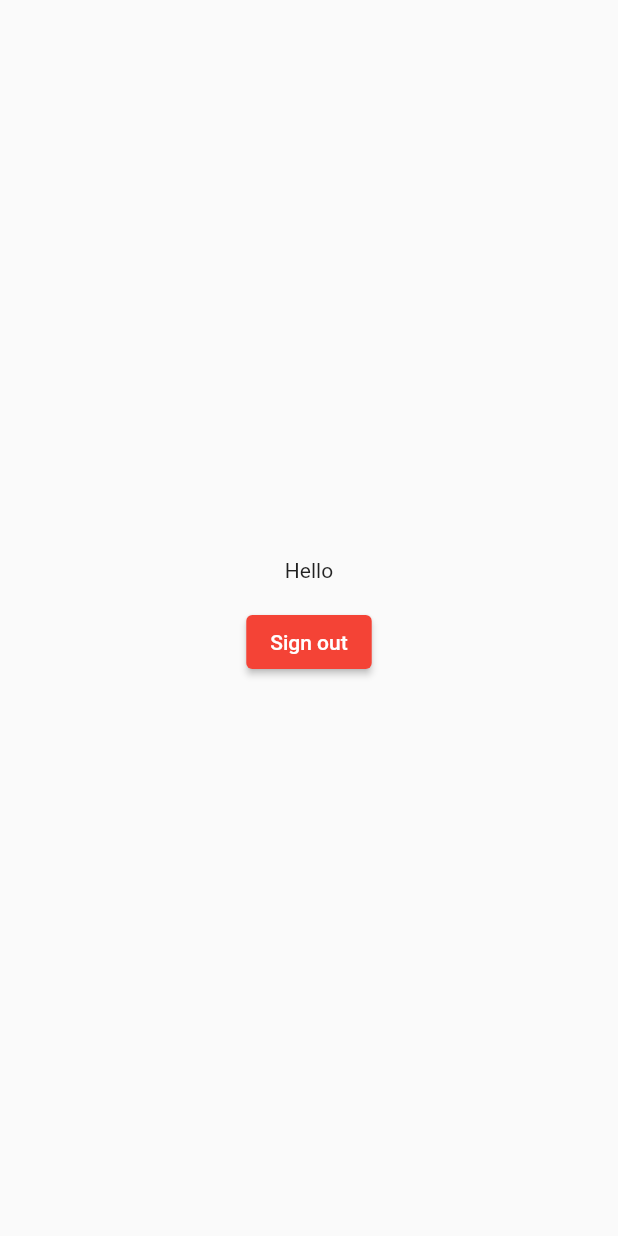
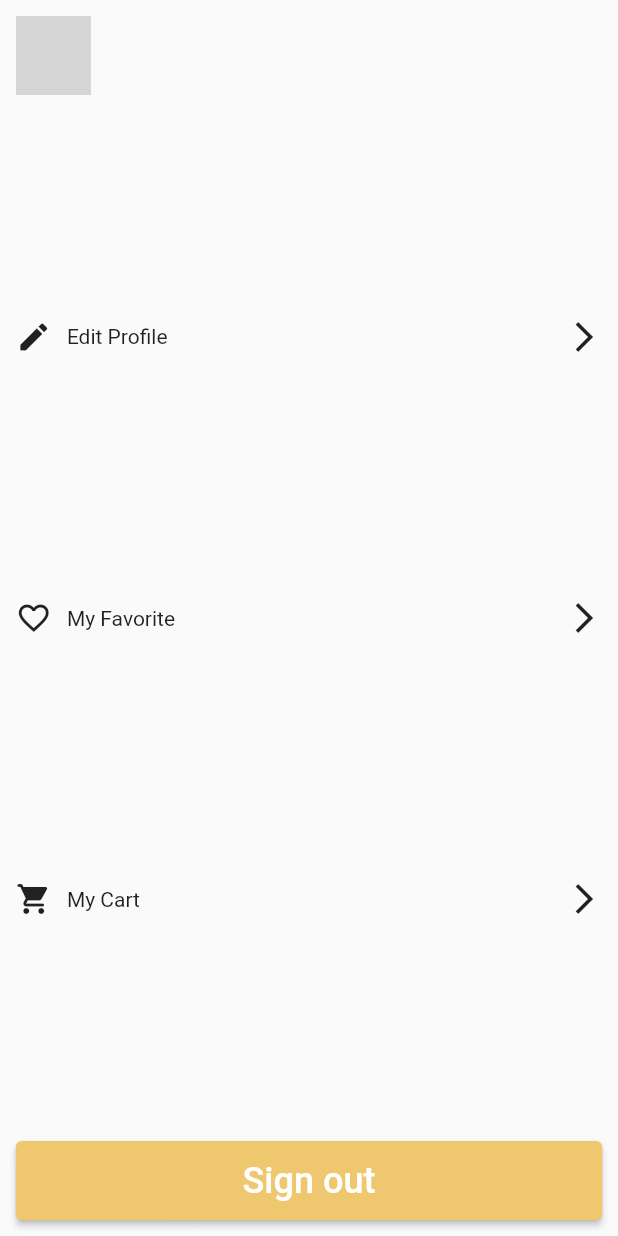
Before and after one commit to duongsulam3/cloth_project, a Flutter app: the PersonScreen screen opened directly, on a phone screen of 412 x 824 dp. Run offline on Flutter 3.47's test engine with Material 2 defaults, Android fonts, the phone set to English and light mode, and no system bars; our stand-ins replace cached_network_image, carousel_slider, cloud_firestore, firebase_auth, firebase_core, flutter_rating_bar and 9 more; missing offline and left inert: flutter_avif; accounts and stored records are empty; network calls fail; Roboto replaces fonts that are missing (super_foods); grey boxes are pictures that could not be loaded.

Commit message:
update 20/10/2023

```diff
--- /dev/null
+++ b/lib/pages/components/feature_button.dart
@@ -0,0 +1,37 @@
+import 'package:flutter/material.dart';
+
+import '../../dimensions.dart';
+
+class FeatureButton extends StatelessWidget {
+  final IconData? icon;
+  final String text;
+  const FeatureButton({
+    Key? key,
+    required this.icon,
+    required this.text,
+  }) : super(key: key);
+
+  @override
+  Widget build(BuildContext context) {
+    return SizedBox(
+      height: Dimensions.height50,
+      width: double.maxFinite,
+      // decoration: BoxDecoration(
+      //   color: Colors.red,
+      // ),
+      child: Row(
+        mainAxisAlignment: MainAxisAlignment.spaceBetween,
+        children: [
+          Row(
+            children: [
+              Icon(icon),
+              SizedBox(width: Dimensions.width10),
+              Text(text),
+            ],
+          ),
+          const Icon(Icons.arrow_forward_ios)
+        ],
+      ),
+    );
+  }
+}
--- a/lib/pages/home/home_page.dart
+++ b/lib/pages/home/home_page.dart
@@ -18,8 +18,6 @@ class HomeScreen extends StatelessWidget {
     PersonScreen(),
   ];
   const HomeScreen({Key? key}) : super(key: key);
-
-  //static String routeName = "/home";
 
   @override
   Widget build(BuildContext context) {
--- a/lib/pages/person/person_screen.dart
+++ b/lib/pages/person/person_screen.dart
@@ -1,5 +1,7 @@
 import 'package:firebase_auth/firebase_auth.dart';
 import 'package:flutter/material.dart';
+import 'package:intern_project/dimensions.dart';
+import 'package:intern_project/pages/components/feature_button.dart';
 
 class PersonScreen extends StatelessWidget {
   const PersonScreen({Key? key}) : super(key: key);
@@ -8,17 +10,70 @@ class PersonScreen extends StatelessWidget {
   Widget build(BuildContext context) {
     final user = FirebaseAuth.instance.currentUser;
     return Scaffold(
-      body: Center(
+      body: Padding(
+        padding: EdgeInsets.all(Dimensions.height10),
         child: Column(
-          mainAxisAlignment: MainAxisAlignment.center,
+          mainAxisAlignment: MainAxisAlignment.spaceBetween,
+          crossAxisAlignment: CrossAxisAlignment.start,
           children: [
-            const Text("Hello"),
-            Text(user!.email.toString()),
-            ElevatedButton(
-              onPressed: () {
-                FirebaseAuth.instance.signOut();
-              },
-              child: const Text("Sign out"),
+            // Profile Information
+            Row(
+              children: [
+                Container(
+                  width: Dimensions.width50,
+                  height: Dimensions.height50,
+                  decoration: BoxDecoration(
+                    shape: BoxShape.circle,
+                    image: DecorationImage(
+                      image: NetworkImage(user!.photoURL.toString()),
+                    ),
+                  ),
+                ),
+                SizedBox(width: Dimensions.width10),
+                Column(
+                  crossAxisAlignment: CrossAxisAlignment.start,
+                  children: [
+                    user.displayName == null
+                        ? Text(user.email.toString())
+                        : Text(user.displayName.toString()),
+                    Text(user.email.toString()),
+                  ],
+                ),
+              ],
+            ),
+            // Feature buttons
+            const FeatureButton(
+              icon: Icons.edit,
+              text: "Edit Profile",
+            ),
+            const FeatureButton(
+              icon: Icons.favorite_outline,
+              text: "My Favorite",
+            ),
+            const FeatureButton(
+              icon: Icons.shopping_cart_rounded,
+              text: "My Cart",
+            ),
+            // Sign out button
+            SizedBox(
+              height: Dimensions.height50,
+              width: double.maxFinite,
+              child: ElevatedButton(
+                style: ButtonStyle(
+                  backgroundColor: MaterialStateProperty.all(
+                    const Color(0xffEFC76F),
+                  ),
+                ),
+                onPressed: () {
+                  FirebaseAuth.instance.signOut();
+                },
+                child: Text(
+                  "Sign out",
+                  style: TextStyle(
+                    fontSize: Dimensions.font26,
+                  ),
+                ),
+              ),
             ),
           ],
         ),
--- a/lib/pages/product_detail/product_detail.dart
+++ b/lib/pages/product_detail/product_detail.dart
@@ -19,7 +19,7 @@ class ProductDetail extends StatefulWidget {
 
 class _ProductDetailState extends State<ProductDetail> {
   // TODO: implement widget
-  String size = "Please select a size";
+  String size = "L";
   final _cartBox = Hive.box('cart_box');
   final _favBox = Hive.box('fav_box');
   int activeIndex = 0;
@@ -314,6 +314,7 @@ class _ProductDetailState extends State<ProductDetail> {
                                         'price': widget.myCloth.price,
                                         'qty': 1,
                                       });
+                                      print(widget.myCloth.idCloth);
                                       Navigator.pop(context);
                                     },
                                     child: Container(
--- a/pubspec.yaml
+++ b/pubspec.yaml
@@ -51,6 +51,7 @@ dependencies:
   flutter_avif: ^1.0.1
   firebase_auth: ^4.9.0
   shared_preferences: ^2.2.1
+  google_sign_in: ^6.1.5
 
 dev_dependencies:
   flutter_test:
```
Also changed, not shown: lib/auth.dart (+11 -5 lines), lib/pages/components/social_card.dart (+14 -10 lines), lib/pages/home/home_header.dart (+6 -1 lines), lib/pages/home/slider_images_and_dots_widget.dart (+8 -8 lines), lib/pages/sign_in/sign_in_body.dart (+84 -12 lines), pubspec.lock, 2 other files.
